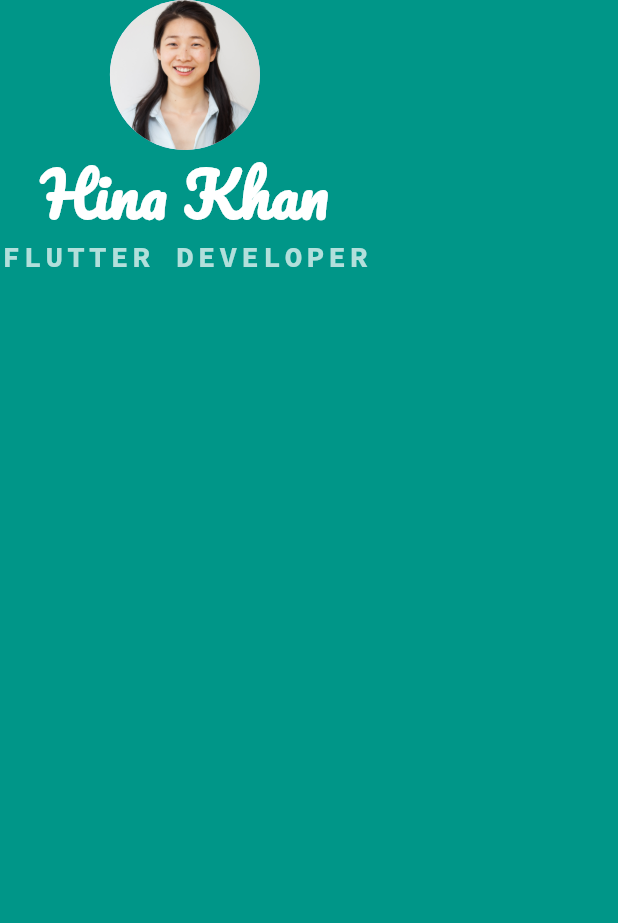
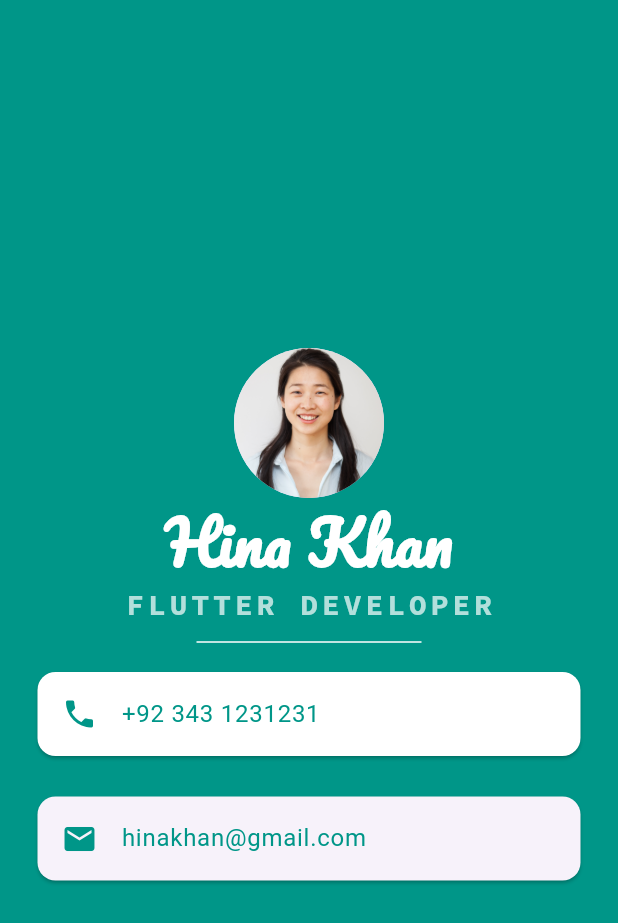
Before and after one commit to hinaabbaskhan/mi-card, a Flutter app: the screen it shows after launch, on a phone screen of 412 x 824 dp. Shown: the top 923 px of the screen. Run offline on Flutter 3.47's test engine with Material 3 defaults, Android fonts, the phone set to English and light mode, and no system bars.

Commit message:
add card and list tile for phone and email

```diff
--- a/lib/main.dart
+++ b/lib/main.dart
@@ -12,10 +12,12 @@ class MyApp extends StatelessWidget {
     return MaterialApp(
       home: Scaffold(
         backgroundColor: Colors.teal,
-        body: Column(
+        body: Center(
+          child: Column(
+            mainAxisAlignment: MainAxisAlignment.center,
             children: [
               //profile picture
-            CircleAvatar(
+              const CircleAvatar(
                 radius: 50,
                 backgroundImage: AssetImage('images/angela.jpeg'),
               ),
@@ -38,8 +40,100 @@ class MyApp extends StatelessWidget {
                     fontFamily: 'Source Code Pro',
                     fontWeight: FontWeight.bold,
                     letterSpacing: 2.5),
-            )
+              ),
+              //horizontal line
+              const SizedBox(
+                height: 20,
+                width: 150,
+                child: Divider(
+                  thickness: 1,
+                  color: Colors.white,
+                ),
+              ),
+
+              //  phone number card
+              const Card(
+                margin: EdgeInsets.fromLTRB(25, 10, 25, 5),
+                color: Colors.white,
+                child: ListTile(
+                  leading: Icon(
+                    Icons.phone,
+                    color: Colors.teal,
+                  ),
+                  title: Text(
+                    '+92 343 1231231',
+                    style: TextStyle(color: Colors.teal),
+                  ),
+                ),
+              ),
+              const SizedBox(height: 12),
+              //Email
+              const Card(
+                margin: EdgeInsets.fromLTRB(25, 10, 25, 5),
+                child: ListTile(
+                  leading: Icon(
+                    Icons.email,
+                    color: Colors.teal,
+                  ),
+                  title: Text(
+                    'hinakhan@gmail.com',
+                    style: TextStyle(color: Colors.teal),
+                  ),
+                ),
+              ),
+              // //  phone number
+              // Container(
+              //   padding: EdgeInsets.only(left: 10),
+              //   width: 300,
+              //   height: 50,
+              //   color: Colors.white,
+              //   child: const Row(
+              //     children: [
+              //       //phone icon
+              //       Icon(
+              //         Icons.phone,
+              //         color: Colors.teal,
+              //       ),
+              //
+              //       SizedBox(
+              //         width: 10,
+              //       ),
+              //       //  phone number
+              //       Text(
+              //         '+92 343 1231231',
+              //         style: TextStyle(color: Colors.teal),
+              //       )
+              //     ],
+              //   ),
+              // ),
+              // SizedBox(height: 12),
+              // //Email
+              // Container(
+              //   padding: EdgeInsets.only(left: 10),
+              //   width: 300,
+              //   height: 50,
+              //   color: Colors.white,
+              //   child: const Row(
+              //     children: [
+              //       //email icon
+              //       Icon(
+              //         Icons.email,
+              //         color: Colors.teal,
+              //       ),
+              //
+              //       SizedBox(
+              //         width: 10,
+              //       ),
+              //       //  phone number
+              //       Text(
+              //         'hinakhan@gmail.com',
+              //         style: TextStyle(color: Colors.teal),
+              //       )
+              //     ],
+              //   ),
+              // ),
             ],
+          ),
         ),
       ),
     );
```
Lines whose indentation alone changed are shown as unchanged.
